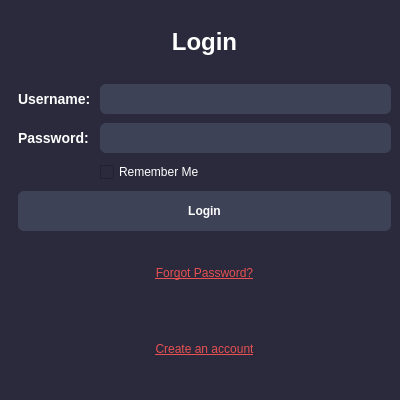
Qt form loginwindow.ui (fiorigzg/qt-trading-bot-analyzer) before a commit.
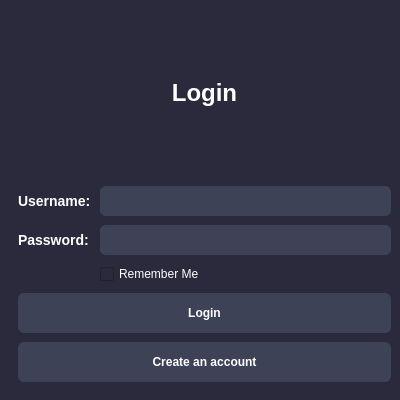
The same form after that commit.

What changed in the file:
```diff
--- a/loginwindow.ui
+++ b/loginwindow.ui
@@ -107,6 +107,28 @@
       </property>
      </widget>
     </item>
+    <item row="5" column="0" colspan="2">
+     <widget class="QPushButton" name="createAccountBtn">
+      <property name="minimumSize">
+       <size>
+        <width>0</width>
+        <height>40</height>
+       </size>
+      </property>
+      <property name="cursor">
+       <cursorShape>PointingHandCursor</cursorShape>
+      </property>
+      <property name="styleSheet">
+       <string notr="true">border-style: solid;
+border-radius: 6px;
+background-color: #3E4257;
+font-weight: 600;</string>
+      </property>
+      <property name="text">
+       <string>Create an account</string>
+      </property>
+     </widget>
+    </item>
     <item row="1" column="0">
      <widget class="QLabel" name="usernameLabel">
       <property name="styleSheet">
@@ -146,23 +168,15 @@
       </property>
      </widget>
     </item>
-    <item row="6" column="0" colspan="2">
-     <widget class="QLabel" name="registerLabel">
-      <property name="text">
-       <string>&lt;html&gt;&lt;head/&gt;&lt;body&gt;&lt;p&gt;&lt;a href=&quot;#&quot;&gt;&lt;span style=&quot; text-decoration: underline; color:#e75151;&quot;&gt;Create an account&lt;/span&gt;&lt;/a&gt;&lt;/p&gt;&lt;/body&gt;&lt;/html&gt;</string>
+    <item row="0" column="0" colspan="2">
+     <widget class="QLabel" name="titleLabel">
+      <property name="styleSheet">
+       <string notr="true">font-size: 24px;
+font-weight: bold;
+color: white;</string>
       </property>
-      <property name="alignment">
-       <set>Qt::AlignCenter</set>
-      </property>
-      <property name="openExternalLinks">
-       <bool>true</bool>
-      </property>
-     </widget>
-    </item>
-    <item row="5" column="0" colspan="2">
-     <widget class="QLabel" name="forgotPasswordLabel">
       <property name="text">
-       <string>&lt;a href=&quot;#&quot; style=&quot;color: #E75151;&quot;&gt;Forgot Password?&lt;/a&gt;</string>
+       <string>Login</string>
       </property>
       <property name="alignment">
        <set>Qt::AlignCenter</set>
```
Left out of the diff: 62 changed lines with no effect on the pictures.
